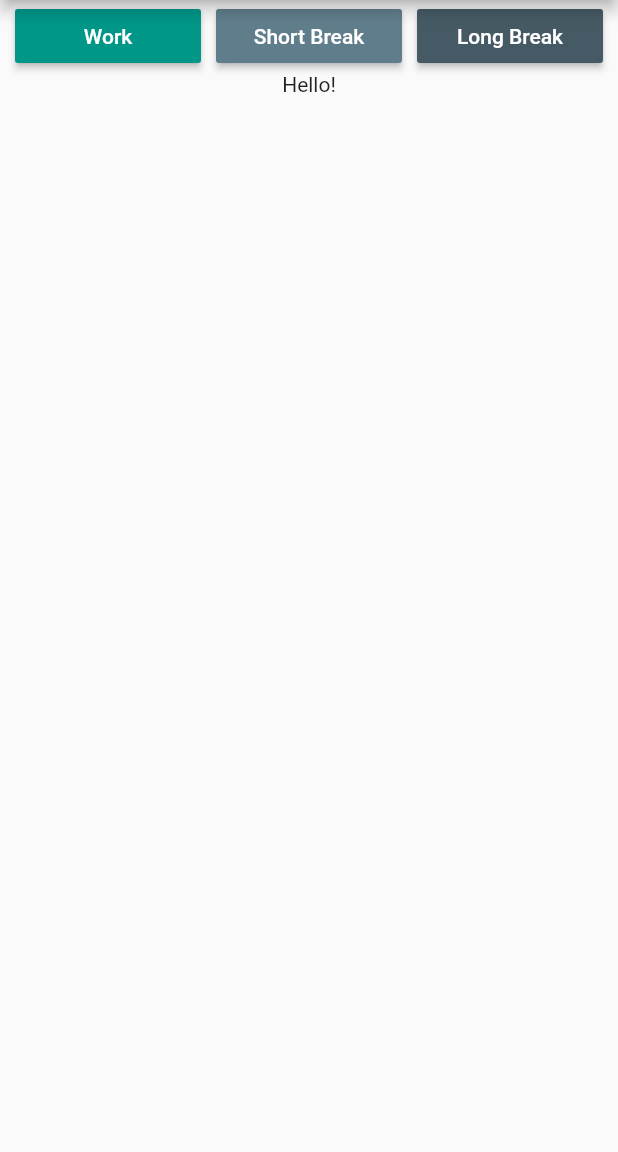
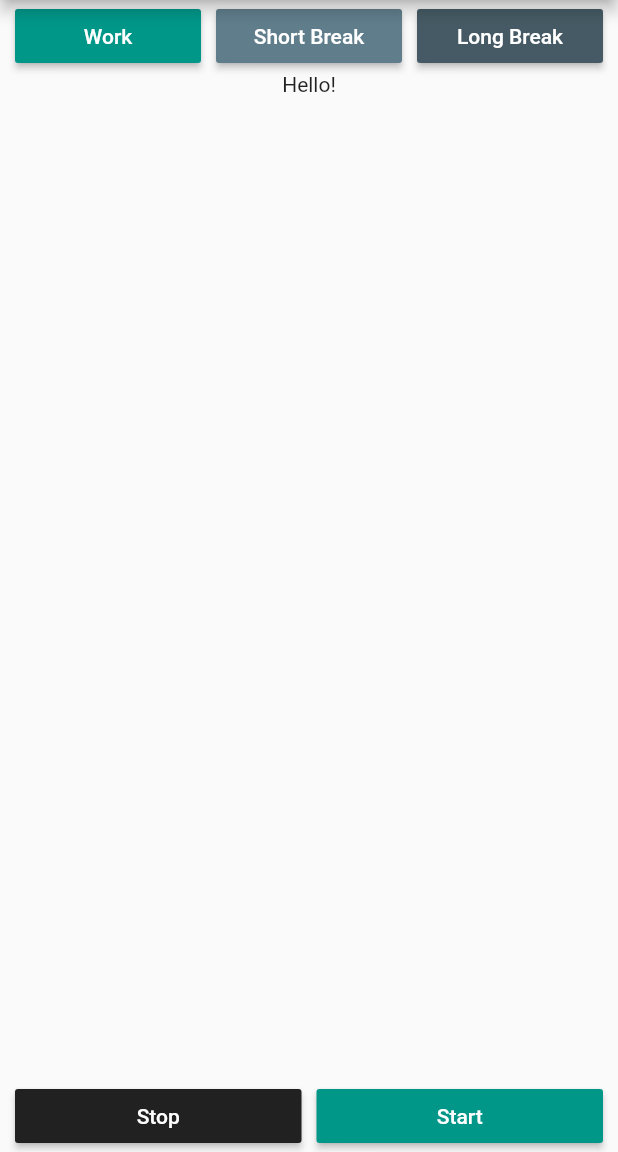
Before and after one commit to davidfffelix/productivity_timer, a Flutter app: the screen it shows after launch, on a phone screen of 412 x 824 dp, the part 84-1236 px from its top. Run offline on Flutter 3.47's test engine with Material 2 defaults, Android fonts, the phone set to English and light mode, and no system bars.

Commit message:
Insert new buttons - timer_page

```diff
--- a/lib/timer/timer_page.dart
+++ b/lib/timer/timer_page.dart
@@ -60,7 +60,35 @@ class TimerPage extends StatelessWidget {
             const Expanded(
               child: Text('Hello!'),
             ),
-            Row(children: []),
+            Row(
+              children: [
+                Padding(
+                  padding: EdgeInsets.all(defaultPadding),
+                ),
+                Expanded(
+                  child: ProductivityButton(
+                    color: Color(0xff212121),
+                    text: 'Stop',
+                    size: 3,
+                    onPressed: emptyMethod,
+                  ),
+                ),
+                Padding(
+                  padding: EdgeInsets.all(defaultPadding),
+                ),
+                Expanded(
+                  child: ProductivityButton(
+                    color: Color(0xff009688),
+                    text: 'Start',
+                    onPressed: emptyMethod,
+                    size: 3,
+                  ),
+                ),
+                Padding(
+                  padding: EdgeInsets.all(defaultPadding),
+                ),
+              ],
+            ),
           ],
         ),
       ),
```
